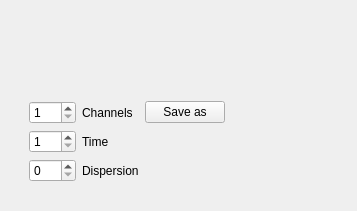
This is src/spectre.ui in vtyulb/BSA-Analytics as Qt 5 draws it before an edit. The edited form follows.
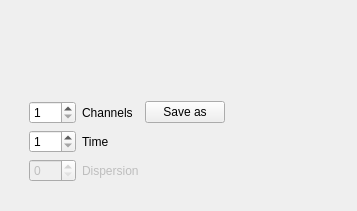
This is the edited form. Custom widgets are drawn as their Qt base class.

Commit message: dispersion at spectre drawer disabled

What changed in the file:
```diff
--- a/src/spectre.ui
+++ b/src/spectre.ui
@@ -78,6 +78,9 @@
          </item>
          <item row="3" column="0">
           <widget class="QSpinBox" name="dispersion">
+           <property name="enabled">
+            <bool>false</bool>
+           </property>
            <property name="maximum">
             <number>500</number>
            </property>
@@ -85,6 +88,9 @@
          </item>
          <item row="3" column="1">
           <widget class="QLabel" name="label_3">
+           <property name="enabled">
+            <bool>false</bool>
+           </property>
            <property name="text">
             <string>Dispersion</string>
            </property>
```
